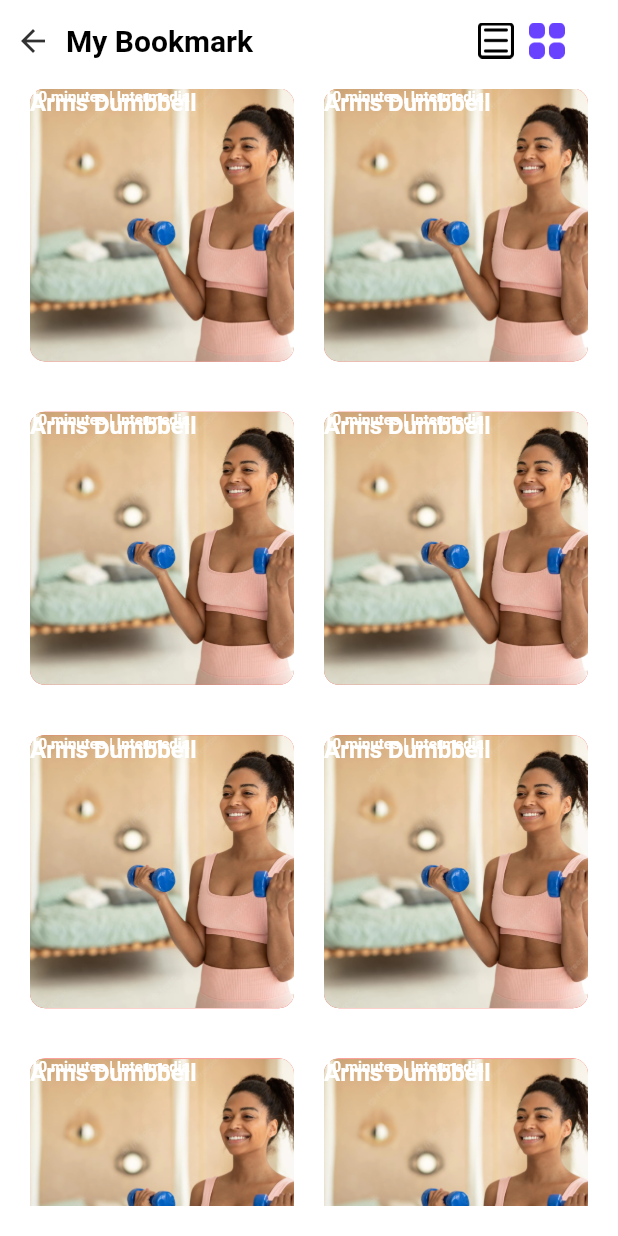
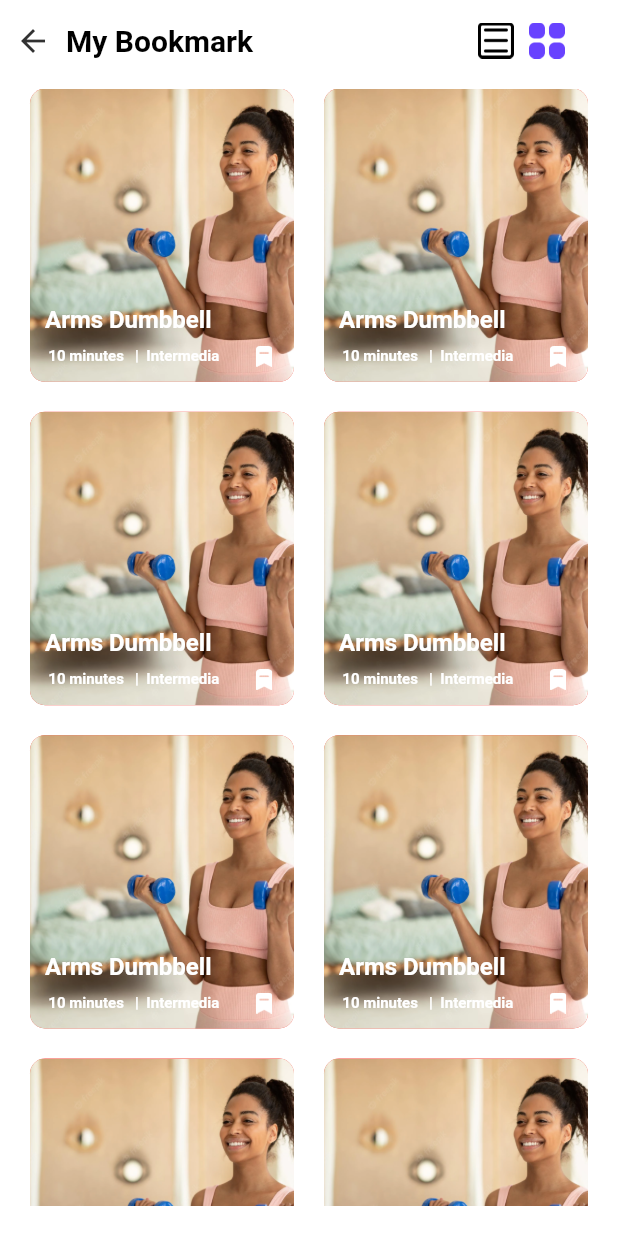
Before and after one commit to shyamguna/model_app, a Flutter app: the screen it shows after launch, on a phone screen of 412 x 824 dp. Run offline on Flutter 3.47's test engine with Material 2 defaults, Android fonts, the phone set to English and light mode, and no system bars; Roboto replaces fonts that are missing (OpenSans).

Commit message:
fix error

```diff
--- a/lib/res/common/fitness_container.dart
+++ b/lib/res/common/fitness_container.dart
@@ -6,9 +6,7 @@ class FitnessContainer extends StatelessWidget {
 
   @override
   Widget build(BuildContext context) {
-    return Stack(
-      children: [
-        Container(
+    return Container(
       height: 182,
       width: 185,
       decoration: const BoxDecoration(
@@ -16,28 +14,43 @@ class FitnessContainer extends StatelessWidget {
           Radius.circular(10),
         ),
         color: Colors.red,
-            image: DecorationImage(
-                image: AssetImage(AppImages.fone), fit: BoxFit.fill),
+        image: DecorationImage(image: AssetImage(AppImages.fone), fit: BoxFit.fill),
       ),
-        ),
+      child: Padding(
+        padding: const EdgeInsets.only(left: 10),
+        child: Column(
+          mainAxisAlignment: MainAxisAlignment.end,
+          crossAxisAlignment: CrossAxisAlignment.start,
+          children: [
             const Text(
-          "Arms Dumbbell",
+              AppString.sOne,
               style: TextStyle(
                 fontSize: 16,
                 fontWeight: FontWeight.bold,
                 color: Colors.white,
               ),
             ),
+            const SizedBox(height: 8),
+            Row(
+              mainAxisAlignment: MainAxisAlignment.spaceEvenly,
+              children: [
                 const Text(
-          "10 minutes | Intermedia",
+                  AppString.tOne,
                   style: TextStyle(
                     fontSize: 10,
                     fontWeight: FontWeight.bold,
                     color: Colors.white,
                   ),
                 ),
-        // Image.asset("")
+                const SizedBox(width: 20),
+                Image.asset(AppImages.bookmark, height: 14, width: 11),
+                const SizedBox(width: 10),
               ],
+            ),
+            const SizedBox(height: 10),
+          ],
+        ),
+      ),
     );
   }
 }
--- a/lib/res/constant/app_strings.dart
+++ b/lib/res/constant/app_strings.dart
@@ -7,7 +7,7 @@ class AppImages {
   static const String person4 = "${imagePath}arrow.png";
   static const String person5 = "${imagePath}cup.png";
 
-  //Images ------>>
+  //Images second screen------>>
   static const String person6 = "${imagePath}menu.png";
   static const String person7 = "${imagePath}smenu.png";
   static const String fone = "${imagePath}one.png";
@@ -18,14 +18,14 @@ class AppImages {
   static const String fsix = "${imagePath}six.png";
   static const String fseven = "${imagePath}seven.png";
   static const String feight = "${imagePath}eight.png";
+  static const String bookmark = "${imagePath}bookmark.png";
 }
 
 class AppString {
   static const String maintitle = "Find a Package";
   static const String maintitletwo = "My Bookmark";
   static const String title = "Studio Suite";
-  static const String titleone =
-      "02 Nov 2022 - 07 Nov 2022            -5 nights";
+  static const String titleone = "02 Nov 2022 - 07 Nov 2022            -5 nights";
 
   static const String pone = "1 Queen Bed and 1 Double Sofa Bed";
   static const String ptwo = "Maximum occupancy: 4";
@@ -40,4 +40,20 @@ class AppString {
   static const String pFive = "\$1,224";
   static const String pSix = "\$1,1019";
   static const String pSeven = "Total price incl tax";
+
+  //strings second screen------>>
+  static const String sOne = "Arms Dumbbell";
+  static const String sTwo = "Man Dumbbell";
+  static const String sThree = "Arms Exercise";
+  static const String sFour = "Pull Up Training";
+  static const String sFive = "Yoga Movement";
+  static const String sSix = "Abdominal Exerc.";
+  static const String sSeven = "Throw  Ball Exerc...";
+  static const String sEight = "Jogging Training";
+
+  static const String tOne = "10 minutes   |  Intermedia";
+  static const String tTwo = "8 minutes   |  Intermedia";
+  static const String tThree = "12 minutes   |  Intermedia";
+  static const String tFour = "15 minutes   |  Intermedia";
+  static const String tFive = "6 minutes   |  Intermedia";
 }
--- a/lib/view/second_screen.dart
+++ b/lib/view/second_screen.dart
@@ -32,10 +32,7 @@ class _SecondScreenState extends State<SecondScreen> {
                   SizedBox(width: 10),
                   Text(
                     AppString.maintitletwo,
-                    style: TextStyle(
-                        fontSize: 20,
-                        color: Colors.black,
-                        fontWeight: FontWeight.bold),
+                    style: TextStyle(fontSize: 20, color: Colors.black, fontWeight: FontWeight.bold),
                   ),
                   SizedBox(width: 150),
                   Image.asset(
```
Lines whose indentation alone changed are shown as unchanged.
